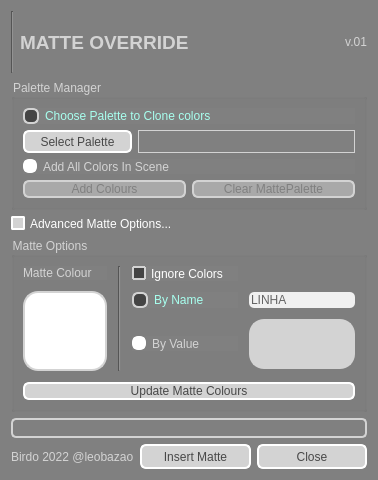
First picture: the form in package/harmony20/BirdoPack/ui/BD_MatteOverride.ui, repository otmbneto/BirdoApp, before the edit.
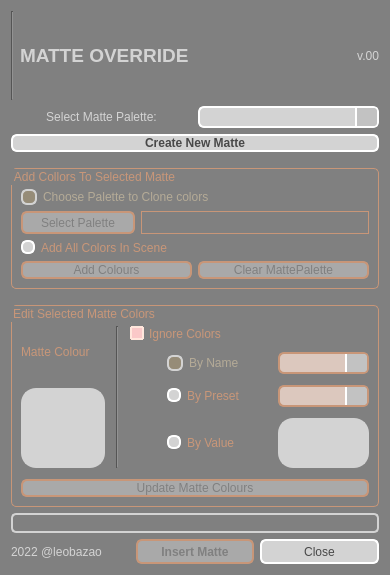
Second picture: the form after the edit.

Commit message: update do MatteOverride com novas opcoes v1.2

Patch:
```diff
--- a/package/harmony20/BirdoPack/ui/BD_MatteOverride.ui
+++ b/package/harmony20/BirdoPack/ui/BD_MatteOverride.ui
@@ -6,8 +6,8 @@
    <rect>
     <x>0</x>
     <y>0</y>
-    <width>378</width>
-    <height>480</height>
+    <width>390</width>
+    <height>575</height>
    </rect>
   </property>
   <property name="windowTitle">
@@ -18,12 +18,23 @@
 	color: lightgray;
 }
 
+QLabel:disabled {
+	color: rgb(200, 150, 120);
+}
+
 QWidget{
 	background-color: gray;
 }
 
 QGroupBox {
 	color: lightgray;
+	border: 1px solid lightgray;
+	border-radius: 5px;
+}
+
+QGroupBox:disabled {
+	color: rgb(200, 150, 120);
+	border: 1px solid rgb(200, 150, 120);
 }
 
 QComboBox {
@@ -70,7 +81,8 @@
 }
 
 QComboBox::disabled {
-	border-color: darkgray;
+	border-color: rgb(200, 150, 120);
+	background: rgb(220, 200, 190);
 	color: gray;
 }
 
@@ -91,11 +103,11 @@
 }
 
 QRadioButton::checked::disabled {
-	color: lightgray;
+	color: rgb(180, 170, 150);
 }
 
 QRadioButton::unchecked::disabled {
-	color: lightgray;
+	color: rgb(200, 150, 120);
 }
 
 QRadioButton::checked {
@@ -123,10 +135,12 @@
 }
 
 QRadioButton::indicator::checked::disabled {
-	background-color: gray;
+	color: rgb(150, 125, 120);
+	background-color: rgb(150, 140, 120);
 }
 
 QRadioButton::indicator::unchecked::disabled {
+	color: rgb(200, 150, 120);
 	background-color: lightgray;
 }
 
@@ -151,7 +165,7 @@
 
 QPushButton:disabled {
 	color: gray;
-    border: 2px solid lightgray;
+    border: 2px solid rgb(200, 150, 120);
 	background-color: darkgray;
 }
 
@@ -173,7 +187,7 @@
 }
 
 QCheckBox:disabled{
-	color: rgb(250, 150, 120);
+	color: rgb(200, 150, 120);
 }
 
 QCheckBox::indicator:checked:disabled {
@@ -182,13 +196,258 @@
 	border-color: rgb(255, 230, 220);
 }</string>
   </property>
-  <layout class="QGridLayout" name="gridLayout_4">
-   <item row="1" column="0">
+  <layout class="QGridLayout" name="gridLayout_5">
+   <item row="5" column="0">
+    <widget class="QGroupBox" name="groupAdvenced">
+     <property name="enabled">
+      <bool>false</bool>
+     </property>
+     <property name="toolTip">
+      <string>Edita as cores do Matte</string>
+     </property>
+     <property name="title">
+      <string>Edit Selected Matte Colors</string>
+     </property>
+     <property name="alignment">
+      <set>Qt::AlignLeading|Qt::AlignLeft|Qt::AlignTop</set>
+     </property>
+     <layout class="QGridLayout" name="gridLayout_2">
+      <property name="topMargin">
+       <number>20</number>
+      </property>
+      <property name="spacing">
+       <number>11</number>
+      </property>
+      <item row="0" column="0">
+       <layout class="QVBoxLayout" name="verticalLayout">
+        <item>
+         <widget class="QLabel" name="label_6">
+          <property name="text">
+           <string>Matte Colour</string>
+          </property>
+         </widget>
+        </item>
+        <item>
+         <widget class="QPushButton" name="pushMatteColor">
+          <property name="sizePolicy">
+           <sizepolicy hsizetype="Fixed" vsizetype="Fixed">
+            <horstretch>0</horstretch>
+            <verstretch>0</verstretch>
+           </sizepolicy>
+          </property>
+          <property name="minimumSize">
+           <size>
+            <width>84</width>
+            <height>80</height>
+           </size>
+          </property>
+          <property name="maximumSize">
+           <size>
+            <width>80</width>
+            <height>80</height>
+           </size>
+          </property>
+          <property name="toolTip">
+           <string>Change Matte colors override</string>
+          </property>
+          <property name="styleSheet">
+           <string notr="true">QPushButton {
+	border: 2px solid lightgray;
+	border-radius: 15px;
+	background: rgb(255,255,255);		
+}
+
+QPushButton::hover {
+	border: 2px solid white;
+}
+
+QPushButton::disabled {
+	background: lightgray;	
+}</string>
+          </property>
+          <property name="text">
+           <string/>
+          </property>
+         </widget>
+        </item>
+       </layout>
+      </item>
+      <item row="0" column="1">
+       <widget class="Line" name="line_2">
+        <property name="orientation">
+         <enum>Qt::Vertical</enum>
+        </property>
+       </widget>
+      </item>
+      <item row="0" column="2">
+       <layout class="QGridLayout" name="gridLayout" columnstretch="0,0,0" columnminimumwidth="0,0,0">
+        <property name="leftMargin">
+         <number>0</number>
+        </property>
+        <item row="1" column="2">
+         <widget class="QComboBox" name="comboCorName">
+          <property name="toolTip">
+           <string>Select color name to ignore</string>
+          </property>
+         </widget>
+        </item>
+        <item row="3" column="1">
+         <widget class="QRadioButton" name="radioCorVal">
+          <property name="toolTip">
+           <string>Use color Value to Ignore</string>
+          </property>
+          <property name="text">
+           <string>By Value</string>
+          </property>
+         </widget>
+        </item>
+        <item row="1" column="1">
+         <widget class="QRadioButton" name="radioCorName">
+          <property name="minimumSize">
+           <size>
+            <width>100</width>
+            <height>0</height>
+           </size>
+          </property>
+          <property name="toolTip">
+           <string>Ignore colors with name:</string>
+          </property>
+          <property name="text">
+           <string>By Name</string>
+          </property>
+          <property name="checked">
+           <bool>true</bool>
+          </property>
+         </widget>
+        </item>
+        <item row="3" column="2">
+         <widget class="QPushButton" name="pushIgnoreColor">
+          <property name="enabled">
+           <bool>false</bool>
+          </property>
+          <property name="sizePolicy">
+           <sizepolicy hsizetype="Fixed" vsizetype="Fixed">
+            <horstretch>0</horstretch>
+            <verstretch>0</verstretch>
+           </sizepolicy>
+          </property>
+          <property name="minimumSize">
+           <size>
+            <width>84</width>
+            <height>50</height>
+           </size>
+          </property>
+          <property name="maximumSize">
+           <size>
+            <width>106</width>
+            <height>50</height>
+           </size>
+          </property>
+          <property name="toolTip">
+           <string>&lt;html&gt;&lt;head/&gt;&lt;body&gt;&lt;p&gt;Valor das cores para serem ignoradas no Matte&lt;/p&gt;&lt;/body&gt;&lt;/html&gt;</string>
+          </property>
+          <property name="styleSheet">
+           <string notr="true">QPushButton {
+	border: 2px solid lightgray;
+	border-radius: 15px;
+	background: rgb(0,0,0);		
+}
+
+QPushButton::hover {
+	border: 2px solid white;
+}
+
+QPushButton::disabled {
+	background: lightgray;	
+}</string>
+          </property>
+          <property name="text">
+           <string/>
+          </property>
+         </widget>
+        </item>
+        <item row="2" column="2">
+         <widget class="QComboBox" name="comboCorPreset">
+          <property name="enabled">
+           <bool>false</bool>
+          </property>
+          <property name="toolTip">
+           <string>Select colors preset to ignore</string>
+          </property>
+         </widget>
+        </item>
+        <item row="2" column="1">
+         <widget class="QRadioButton" name="radioCorPreset">
+          <property name="toolTip">
+           <string>Use preset color list to ignore</string>
+          </property>
+          <property name="text">
+           <string>By Preset</string>
+          </property>
+         </widget>
+        </item>
+        <item row="0" column="0" colspan="2">
+         <widget class="QCheckBox" name="checkIgnore">
+          <property name="toolTip">
+           <string>Use ignore colors options</string>
+          </property>
+          <property name="text">
+           <string>Ignore Colors</string>
+          </property>
+          <property name="checked">
+           <bool>true</bool>
+          </property>
+         </widget>
+        </item>
+        <item row="1" column="0" rowspan="3">
+         <spacer name="verticalSpacer">
+          <property name="orientation">
+           <enum>Qt::Vertical</enum>
+          </property>
+          <property name="sizeHint" stdset="0">
+           <size>
+            <width>20</width>
+            <height>40</height>
+           </size>
+          </property>
+         </spacer>
+        </item>
+       </layout>
+      </item>
+      <item row="1" column="0" colspan="3">
+       <widget class="QPushButton" name="pushUpdateColors">
+        <property name="toolTip">
+         <string>Update Colors in Matte palette</string>
+        </property>
+        <property name="styleSheet">
+         <string notr="true"/>
+        </property>
+        <property name="text">
+         <string>Update Matte Colours</string>
+        </property>
+       </widget>
+      </item>
+     </layout>
+    </widget>
+   </item>
+   <item row="3" column="0">
     <widget class="QGroupBox" name="groupPalettes">
+     <property name="enabled">
+      <bool>false</bool>
+     </property>
+     <property name="toolTip">
+      <string>Add palettes colors options</string>
+     </property>
      <property name="title">
-      <string>Palette Manager</string>
+      <string>Add Collors To Selected Matte</string>
+     </property>
+     <property name="alignment">
+      <set>Qt::AlignLeading|Qt::AlignLeft|Qt::AlignTop</set>
      </property>
      <layout class="QGridLayout" name="gridLayout_3">
+      <property name="topMargin">
+       <number>20</number>
+      </property>
       <item row="1" column="0">
        <layout class="QHBoxLayout" name="horizontalLayout_4" stretch="1,2">
         <item>
@@ -272,7 +531,63 @@
      </layout>
     </widget>
    </item>
-   <item row="5" column="0">
+   <item row="1" column="0">
+    <layout class="QGridLayout" name="gridLayout_4">
+     <item row="0" column="0">
+      <widget class="QLabel" name="label">
+       <property name="text">
+        <string>Select Matte Palette:</string>
+       </property>
+       <property name="alignment">
+        <set>Qt::AlignCenter</set>
+       </property>
+      </widget>
+     </item>
+     <item row="0" column="1">
+      <widget class="QComboBox" name="comboMatteList">
+       <property name="toolTip">
+        <string>Choose matte palette to edit or apply</string>
+       </property>
+      </widget>
+     </item>
+     <item row="1" column="0" colspan="2">
+      <widget class="QPushButton" name="pushCreateMatte">
+       <property name="enabled">
+        <bool>true</bool>
+       </property>
+       <property name="font">
+        <font>
+         <weight>75</weight>
+         <bold>true</bold>
+        </font>
+       </property>
+       <property name="toolTip">
+        <string>Creates new matte palette in the scene</string>
+       </property>
+       <property name="text">
+        <string>Create New Matte</string>
+       </property>
+      </widget>
+     </item>
+    </layout>
+   </item>
+   <item row="4" column="0">
+    <spacer name="horizontalSpacer">
+     <property name="orientation">
+      <enum>Qt::Horizontal</enum>
+     </property>
+     <property name="sizeType">
+      <enum>QSizePolicy::Preferred</enum>
+     </property>
+     <property name="sizeHint" stdset="0">
+      <size>
+       <width>40</width>
+       <height>10</height>
+      </size>
+     </property>
+    </spacer>
+   </item>
+   <item row="7" column="0">
     <layout class="QHBoxLayout" name="horizontalLayout_2">
      <property name="sizeConstraint">
       <enum>QLayout::SetFixedSize</enum>
@@ -280,12 +595,15 @@
      <item>
       <widget class="QLabel" name="label_4">
        <property name="text">
-        <string>Birdo 2022 @leobazao</string>
+        <string>2022 @leobazao</string>
        </property>
       </widget>
      </item>
      <item>
       <widget class="QPushButton" name="addMatteNodeButton">
+       <property name="enabled">
+        <bool>false</bool>
+       </property>
        <property name="sizePolicy">
         <sizepolicy hsizetype="Preferred" vsizetype="Fixed">
          <horstretch>0</horstretch>
@@ -304,6 +622,12 @@
          <height>25</height>
         </size>
        </property>
+       <property name="font">
+        <font>
+         <weight>75</weight>
+         <bold>true</bold>
+        </font>
+       </property>
        <property name="toolTip">
         <string>Adiciona um Matte Override na node view! (selecione um node para addicionar e conectar embaixo dele</string>
        </property>
@@ -374,255 +698,7 @@
      </item>
     </layout>
    </item>
-   <item row="3" column="0">
-    <widget class="QGroupBox" name="groupAdvenced">
-     <property name="enabled">
-      <bool>true</bool>
-     </property>
-     <property name="toolTip">
-      <string>Edita as cores do Matte</string>
-     </property>
-     <property name="title">
-      <string>Matte Options</string>
-     </property>
-     <layout class="QGridLayout" name="gridLayout_2">
-      <property name="spacing">
-       <number>11</number>
-      </property>
-      <item row="0" column="0">
-       <layout class="QVBoxLayout" name="verticalLayout">
-        <item>
-         <widget class="QLabel" name="label_6">
-          <property name="text">
-           <string>Matte Colour</string>
-          </property>
-         </widget>
-        </item>
-        <item>
-         <widget class="QPushButton" name="pushMatteColor">
-          <property name="sizePolicy">
-           <sizepolicy hsizetype="Fixed" vsizetype="Fixed">
-            <horstretch>0</horstretch>
-            <verstretch>0</verstretch>
-           </sizepolicy>
-          </property>
-          <property name="minimumSize">
-           <size>
-            <width>84</width>
-            <height>80</height>
-           </size>
-          </property>
-          <property name="maximumSize">
-           <size>
-            <width>80</width>
-            <height>80</height>
-           </size>
-          </property>
-          <property name="styleSheet">
-           <string notr="true">QPushButton {
-	border: 2px solid lightgray;
-	border-radius: 15px;
-	background: rgb(255,255,255);		
-}
-
-QPushButton::hover {
-	border: 2px solid white;
-}
-
-QPushButton::disabled {
-	background: lightgray;	
-}</string>
-          </property>
-          <property name="text">
-           <string/>
-          </property>
-         </widget>
-        </item>
-       </layout>
-      </item>
-      <item row="0" column="1">
-       <widget class="Line" name="line_2">
-        <property name="orientation">
-         <enum>Qt::Vertical</enum>
-        </property>
-       </widget>
-      </item>
-      <item row="0" column="2">
-       <layout class="QGridLayout" name="gridLayout">
-        <property name="leftMargin">
-         <number>0</number>
-        </property>
-        <item row="1" column="0">
-         <widget class="QRadioButton" name="radioCorName">
-          <property name="minimumSize">
-           <size>
-            <width>100</width>
-            <height>0</height>
-           </size>
-          </property>
-          <property name="toolTip">
-           <string>Use Color Name to ignore</string>
-          </property>
-          <property name="text">
-           <string>By Name</string>
-          </property>
-          <property name="checked">
-           <bool>true</bool>
-          </property>
-         </widget>
-        </item>
-        <item row="2" column="0">
-         <widget class="QRadioButton" name="radioCorVal">
-          <property name="toolTip">
-           <string>Use color Value to Ignore</string>
-          </property>
-          <property name="text">
-           <string>By Value</string>
-          </property>
-         </widget>
-        </item>
-        <item row="2" column="1">
-         <widget class="QPushButton" name="pushIgnoreColor">
-          <property name="enabled">
-           <bool>false</bool>
-          </property>
-          <property name="sizePolicy">
-           <sizepolicy hsizetype="Fixed" vsizetype="Fixed">
-            <horstretch>0</horstretch>
-            <verstretch>0</verstretch>
-           </sizepolicy>
-          </property>
-          <property name="minimumSize">
-           <size>
-            <width>84</width>
-            <height>50</height>
-           </size>
-          </property>
-          <property name="maximumSize">
-           <size>
-            <width>106</width>
-            <height>50</height>
-           </size>
-          </property>
-          <property name="toolTip">
-           <string>&lt;html&gt;&lt;head/&gt;&lt;body&gt;&lt;p&gt;Valor das cores para serem ignoradas no Matte&lt;/p&gt;&lt;/body&gt;&lt;/html&gt;</string>
-          </property>
-          <property name="styleSheet">
-           <string notr="true">QPushButton {
-	border: 2px solid lightgray;
-	border-radius: 15px;
-	background: rgb(0,0,0);		
-}
-
-QPushButton::hover {
-	border: 2px solid white;
-}
-
-QPushButton::disabled {
-	background: lightgray;	
-}</string>
-          </property>
-          <property name="text">
-           <string/>
-          </property>
-         </widget>
-        </item>
-        <item row="1" column="1">
-         <widget class="QLineEdit" name="lineCorName">
-          <property name="enabled">
-           <bool>true</bool>
-          </property>
-          <property name="sizePolicy">
-           <sizepolicy hsizetype="Fixed" vsizetype="Fixed">
-            <horstretch>0</horstretch>
-            <verstretch>0</verstretch>
-           </sizepolicy>
-          </property>
-          <property name="toolTip">
-           <string>Nome da cor para ser Ignorado</string>
-          </property>
-          <property name="styleSheet">
-           <string notr="true">QLineEdit {
-	color: rgb(100, 100, 100);
-	border-radius: 5px;
-	background-color: rgb(240, 240, 240);
-}
-
-QLineEdit::disabled {
-	color: gray;
-	background-color: rgb(245, 205, 195);
-}
-
-QLineEdit::hover {
-	border: 2px solid lightgray;
-}</string>
-          </property>
-          <property name="text">
-           <string>LINHA</string>
-          </property>
-         </widget>
-        </item>
-        <item row="0" column="0">
-         <widget class="QCheckBox" name="checkIgnore">
-          <property name="text">
-           <string>Ignore Colors</string>
-          </property>
-          <property name="checked">
-           <bool>true</bool>
-          </property>
-         </widget>
-        </item>
-       </layout>
-      </item>
-      <item row="1" column="0" colspan="3">
-       <widget class="QPushButton" name="pushUpdateColors">
-        <property name="styleSheet">
-         <string notr="true"/>
-        </property>
-        <property name="text">
-         <string>Update Matte Colours</string>
-        </property>
-       </widget>
-      </item>
-     </layout>
-    </widget>
-   </item>
-   <item row="0" column="0">
-    <layout class="QHBoxLayout" name="horizontalLayout">
-     <item>
-      <widget class="Line" name="line">
-       <property name="orientation">
-        <enum>Qt::Vertical</enum>
-       </property>
-      </widget>
-     </item>
-     <item>
-      <widget class="QLabel" name="label_2">
-       <property name="font">
-        <font>
-         <pointsize>14</pointsize>
-         <weight>75</weight>
-         <bold>true</bold>
-        </font>
-       </property>
-       <property name="text">
-        <string>MATTE OVERRIDE</string>
-       </property>
-      </widget>
-     </item>
-     <item>
-      <widget class="QLabel" name="label">
-       <property name="text">
-        <string>v.01</string>
-       </property>
-       <property name="alignment">
-        <set>Qt::AlignRight|Qt::AlignTrailing|Qt::AlignVCenter</set>
-       </property>
-      </widget>
-     </item>
-    </layout>
-   </item>
-   <item row="4" column="0">
+   <item row="6" column="0">
     <widget class="QProgressBar" name="progressBar">
      <property name="maximumSize">
       <size>
@@ -666,18 +742,56 @@
      </property>
     </widget>
    </item>
+   <item row="0" column="0">
+    <layout class="QHBoxLayout" name="horizontalLayout">
+     <item>
+      <widget class="Line" name="line">
+       <property name="orientation">
+        <enum>Qt::Vertical</enum>
+       </property>
+      </widget>
+     </item>
+     <item>
+      <widget class="QLabel" name="label_2">
+       <property name="font">
+        <font>
+         <pointsize>14</pointsize>
+         <weight>75</weight>
+         <bold>true</bold>
+        </font>
+       </property>
+       <property name="text">
+        <string>MATTE OVERRIDE</string>
+       </property>
+      </widget>
+     </item>
+     <item>
+      <widget class="QLabel" name="labelVersion">
+       <property name="toolTip">
+        <string>script version</string>
+       </property>
+       <property name="text">
+        <string>v.00</string>
+       </property>
+       <property name="alignment">
+        <set>Qt::AlignRight|Qt::AlignTrailing|Qt::AlignVCenter</set>
+       </property>
+      </widget>
+     </item>
+    </layout>
+   </item>
    <item row="2" column="0">
-    <widget class="QCheckBox" name="checkAdvanced">
-     <property name="toolTip">
-      <string>Show advanced options</string>
+    <spacer name="horizontalSpacer_2">
+     <property name="orientation">
+      <enum>Qt::Horizontal</enum>
      </property>
-     <property name="styleSheet">
-      <string notr="true"/>
+     <property name="sizeHint" stdset="0">
+      <size>
+       <width>40</width>
+       <height>10</height>
+      </size>
      </property>
-     <property name="text">
-      <string>Advanced Matte Options...</string>
-     </property>
-    </widget>
+    </spacer>
    </item>
   </layout>
  </widget>
```
Left out of the diff: 9 changed lines with no effect on the pictures. The commit also changes 2 other files.
